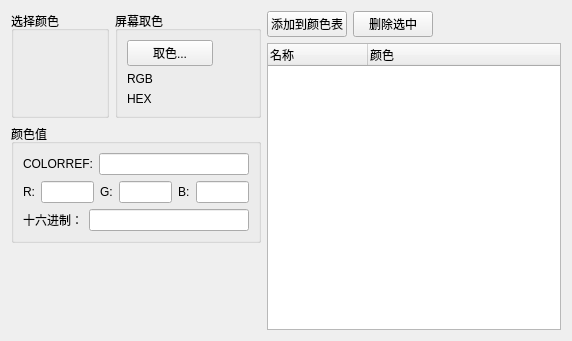
Before: the Qt Designer form code/ColorPicker/widgets/colorpickerwindow.ui in zhongyang219/DeveloperTools, drawn with Qt 5.
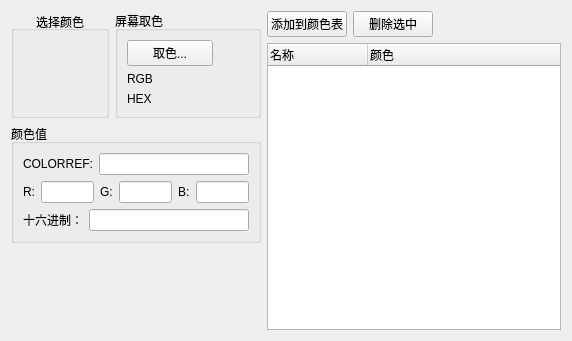
After: the same form once the commit is applied. Icons and pictures are not drawn. Custom widgets are drawn as their Qt base class.

```diff
--- a/code/ColorPicker/widgets/colorpickerwindow.ui
+++ b/code/ColorPicker/widgets/colorpickerwindow.ui
@@ -48,6 +48,9 @@
           <property name="title">
            <string>选择颜色</string>
           </property>
+          <property name="alignment">
+           <set>Qt::AlignCenter</set>
+          </property>
           <layout class="QVBoxLayout" name="verticalLayout_3">
            <item>
             <widget class="ColorWidget" name="selectColorWidget" native="true">
```
Left out of the diff: 7 changed lines with no effect on the pictures.
